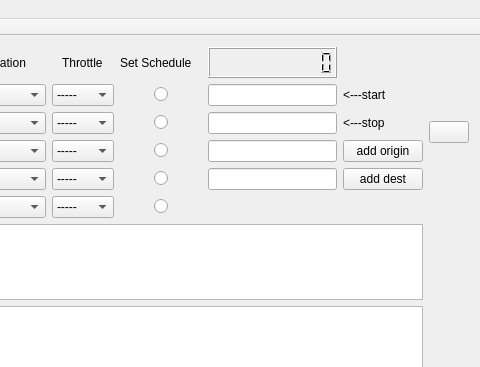
First picture: the form in mainwindow.ui, repository ronb3g/train1a, before the edit; both pictures show x 421 to 901 and y 0 to 367 of the 901 by 659 pixel window.
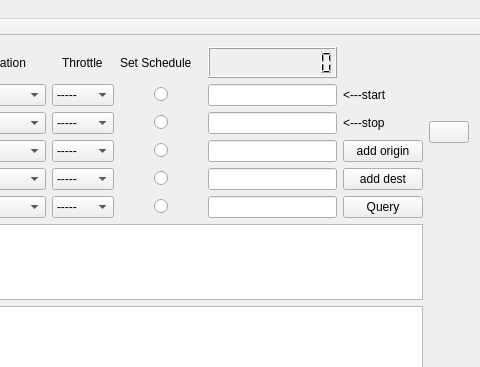
Second picture: the form after the edit.

```diff
--- a/mainwindow.ui
+++ b/mainwindow.ui
@@ -1274,6 +1274,16 @@
           </property>
          </widget>
         </item>
+        <item row="5" column="7">
+         <widget class="QLineEdit" name="sqlQueryEdit"/>
+        </item>
+        <item row="5" column="8">
+         <widget class="QPushButton" name="queryButton">
+          <property name="text">
+           <string>Query</string>
+          </property>
+         </widget>
+        </item>
        </layout>
       </item>
       <item row="0" column="1">
```
